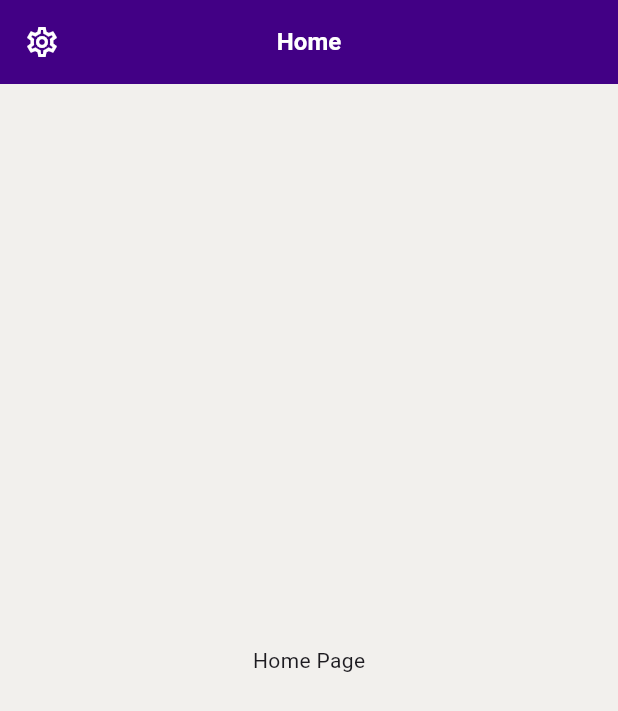
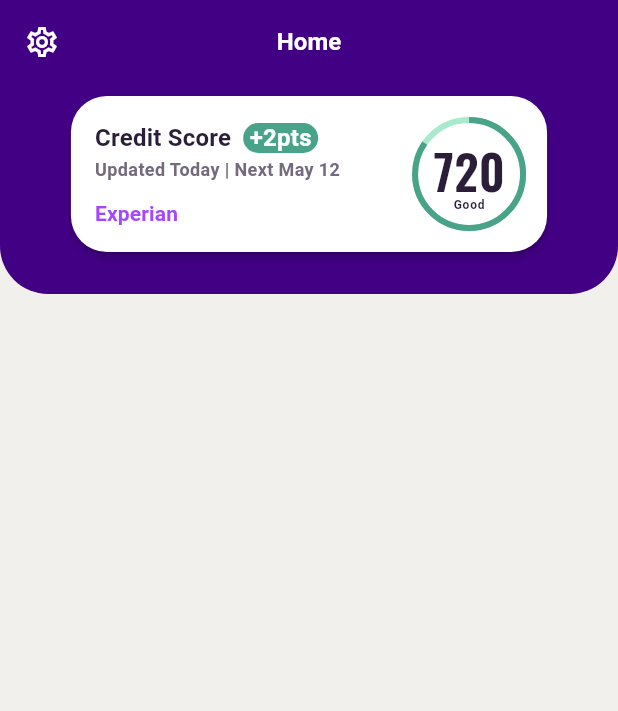
Before and after one commit to aaguil10/ava_take_home, a Flutter app: the screen it shows after launch, on a phone screen of 412 x 824 dp. Shown: the top 711 px of the screen. Run offline on Flutter 3.47's test engine with Material 3 defaults, Android fonts, the phone set to English and light mode, and no system bars; our stand-ins replace flutter_bloc, go_router, google_fonts; Roboto replaces fonts that are missing (Playball).

Commit message:
Created credit score card

```diff
--- a/lib/app_router.dart
+++ b/lib/app_router.dart
@@ -1,9 +1,10 @@
-import 'package:flutter/material.dart';
+import 'package:ava_take_home/features/employment/view/employment_info_page.dart';
+import 'package:ava_take_home/features/feedback/view/feedback_page.dart';
+import 'package:ava_take_home/features/home/cubit/home_cubit.dart';
+import 'package:ava_take_home/features/home/data/mock_home_repository.dart';
+import 'package:ava_take_home/features/home/view/home_screen.dart';
+import 'package:flutter_bloc/flutter_bloc.dart';
 import 'package:go_router/go_router.dart';
-
-import 'features/employment/view/employment_info_page.dart';
-import 'features/feedback/view/feedback_page.dart';
-import 'features/home/view/home_screen.dart';
 
 class AppRouter {
   static final GoRouter router = GoRouter(
@@ -12,7 +13,13 @@ class AppRouter {
       GoRoute(
         path: '/',
         name: 'home',
-        builder: (context, state) => const HomeScreen(),
+        builder: (context, state) {
+          return BlocProvider(
+            create: (_) =>
+                HomeCubit(repository: MockHomeRepository())..loadHomeData(),
+            child: const HomeScreen(),
+          );
+        },
       ),
       GoRoute(
         path: '/employment',
--- a/lib/core/colors.dart
+++ b/lib/core/colors.dart
@@ -1,5 +1,10 @@
 import 'package:flutter/material.dart';
 
 const Color primaryPurple = Color(0xFF420085);
+const Color primaryPurpleLight = Color(0xFFA448FF);
 const Color secondaryGreen = Color(0xFF48A388);
+const Color secondaryGreenLight = Color(0xFFA9EACE);
 const Color creamBackground = Color(0xFFF2F0ED);
+
+const Color textPrimaryDark = Color(0xFF2A1E39);
+const Color textLight = Color(0xFF736B7C);
--- a/lib/core/theme.dart
+++ b/lib/core/theme.dart
@@ -10,7 +10,24 @@ final ColorScheme _myScheme = ColorScheme.fromSeed(seedColor: primaryPurple)
     );
 
 final ThemeData appTheme = ThemeData(
-  textTheme: GoogleFonts.playballTextTheme(), // Closest to 'At Hauss' font
+  textTheme: GoogleFonts.robotoTextTheme().copyWith(
+    titleMedium: GoogleFonts.roboto(
+      fontSize: 16,
+      fontWeight: FontWeight.bold,
+      color: textPrimaryDark,
+    ),
+    bodyMedium: GoogleFonts.roboto(
+      fontSize: 12,
+      fontWeight: FontWeight.bold,
+      color: textLight,
+    ),
+    labelLarge: GoogleFonts.roboto(fontSize: 14, fontWeight: FontWeight.bold),
+    labelSmall: GoogleFonts.roboto(
+      fontSize: 8,
+      fontWeight: FontWeight.bold,
+      color: textPrimaryDark,
+    ),
+  ), // Closest to 'At Hauss' font
   cardTheme: CardThemeData(
     color: Colors.white,
     elevation: 2,
@@ -19,9 +36,9 @@ final ThemeData appTheme = ThemeData(
   colorScheme: _myScheme,
   appBarTheme: AppBarTheme(
     backgroundColor: _myScheme.primary,
-    titleTextStyle: GoogleFonts.playball(
+    titleTextStyle: GoogleFonts.roboto(
       fontSize: 16,
-      fontWeight: FontWeight.w600,
+      fontWeight: FontWeight.bold,
       color: Colors.white,
     ),
   ),
--- a/lib/features/home/view/home_screen.dart
+++ b/lib/features/home/view/home_screen.dart
@@ -1,4 +1,8 @@
+import 'package:ava_take_home/features/home/cubit/home_cubit.dart';
+import 'package:ava_take_home/features/home/cubit/home_state.dart';
+import 'package:ava_take_home/features/home/widgets/credit_score_card.dart';
 import 'package:flutter/material.dart';
+import 'package:flutter_bloc/flutter_bloc.dart';
 import 'package:go_router/go_router.dart';
 
 class HomeScreen extends StatelessWidget {
@@ -17,7 +21,43 @@ class HomeScreen extends StatelessWidget {
           },
         ),
       ),
-      body: Center(child: Text('Home Page')),
+      body: BlocBuilder<HomeCubit, HomeState>(
+        builder: (context, state) {
+          if (state.isLoading) {
+            return const Center(child: CircularProgressIndicator());
+          }
+          return Column(
+            children: [
+              Container(
+                width: double.infinity,
+                decoration: BoxDecoration(
+                  color: Theme.of(context).colorScheme.primary,
+                  borderRadius: BorderRadius.only(
+                    bottomLeft: Radius.circular(32),
+                    bottomRight: Radius.circular(32),
+                  ),
+                ),
+                child: Padding(
+                  padding: EdgeInsets.only(
+                    top: 4,
+                    bottom: 24,
+                    right: 20,
+                    left: 20,
+                  ),
+                  child: CreditScoreCard(
+                    score: state.score.value,
+                    label: state.score.label,
+                    delta: state.score.delta,
+                  ),
+                ),
+              ),
+              Expanded(
+                child: GridView.extent(maxCrossAxisExtent: 300, children: []),
+              ),
+            ],
+          );
+        },
+      ),
     );
   }
 }
--- /dev/null
+++ b/lib/features/home/widgets/credit_score_card.dart
@@ -0,0 +1,185 @@
+import 'package:ava_take_home/core/colors.dart';
+import 'package:flutter/material.dart';
+import 'package:google_fonts/google_fonts.dart';
+
+class CreditScoreCard extends StatefulWidget {
+  final int score;
+  final String label;
+  final int delta;
+
+  const CreditScoreCard({
+    super.key,
+    required this.score,
+    required this.label,
+    required this.delta,
+  });
+
+  @override
+  State<CreditScoreCard> createState() => _CreditScoreCardState();
+}
+
+class _CreditScoreCardState extends State<CreditScoreCard>
+    with SingleTickerProviderStateMixin {
+  late AnimationController _controller;
+  late Animation<double> _animation;
+
+  @override
+  void initState() {
+    super.initState();
+    _controller = AnimationController(
+      duration: const Duration(seconds: 1),
+      vsync: this,
+    );
+    _animation = Tween<double>(
+      begin: 0,
+      end: widget.score.toDouble(),
+    ).animate(CurvedAnimation(parent: _controller, curve: Curves.easeOut));
+    _controller.forward();
+  }
+
+  @override
+  void didUpdateWidget(CreditScoreCard oldWidget) {
+    super.didUpdateWidget(oldWidget);
+    if (oldWidget.score != widget.score) {
+      _animation = Tween<double>(
+        begin: oldWidget.score.toDouble(),
+        end: widget.score.toDouble(),
+      ).animate(CurvedAnimation(parent: _controller, curve: Curves.easeOut));
+      _controller
+        ..reset()
+        ..forward();
+    }
+  }
+
+  @override
+  Widget build(BuildContext context) {
+    return AnimatedBuilder(
+      animation: _animation,
+      builder: (context, child) {
+        return FittedBox(
+          fit: BoxFit.scaleDown,
+          child: Card(
+            child: Padding(
+              padding: EdgeInsets.all(16),
+              child: Row(
+                mainAxisAlignment: MainAxisAlignment.spaceBetween,
+                children: [
+                  SizedBox(
+                    height: 72,
+                    child: Column(
+                      mainAxisAlignment: MainAxisAlignment.spaceBetween,
+                      crossAxisAlignment: CrossAxisAlignment.start,
+                      children: [
+                        Column(
+                          crossAxisAlignment: CrossAxisAlignment.start,
+                          children: [_buildTitle(), _buildSub()],
+                        ),
+                        _buildExperian(),
+                      ],
+                    ),
+                  ),
+                  const SizedBox(width: 50),
+                  _buildCreditCircle(),
+                ],
+              ),
+            ),
+          ),
+        );
+      },
+    );
+  }
+
+  Widget _buildTitle() {
+    return Row(
+      children: [
+        Text("Credit Score", style: Theme.of(context).textTheme.titleMedium),
+        const SizedBox(width: 8),
+        Stack(
+          alignment: Alignment.center,
+          children: [
+            Container(
+              height: 20,
+              width: 50,
+              decoration: BoxDecoration(
+                color: secondaryGreen,
+                borderRadius: BorderRadius.all(Radius.circular(16)),
+              ),
+            ),
+            Text(
+              textAlign: TextAlign.center,
+              "+${widget.delta}pts",
+              style: Theme.of(
+                context,
+              ).textTheme.titleMedium?.copyWith(color: Colors.white),
+            ),
+          ],
+        ),
+      ],
+    );
+  }
+
+  Widget _buildSub() {
+    return Text(
+      'Updated Today | Next May 12',
+      style: Theme.of(context).textTheme.bodyMedium,
+    );
+  }
+
+  Widget _buildExperian() {
+    return Text(
+      'Experian',
+      style: Theme.of(
+        context,
+      ).textTheme.labelLarge?.copyWith(color: primaryPurpleLight),
+    );
+  }
+
+  Widget _buildCreditCircle() {
+    return SizedBox(
+      width: 72,
+      height: 72,
+      child: Stack(
+        alignment: Alignment.center,
+        children: [
+          SizedBox(
+            width: 72,
+            height: 72,
+            child: CircularProgressIndicator(
+              value: _animation.value / 850, // normalize to max score
+              strokeWidth: 4,
+              backgroundColor: secondaryGreenLight,
+              valueColor: AlwaysStoppedAnimation<Color>(
+                Theme.of(context).colorScheme.secondary,
+              ),
+            ),
+          ),
+          Column(
+            mainAxisAlignment: MainAxisAlignment.center,
+            children: [
+              SizedBox(
+                height: 40,
+                child: Text(
+                  _animation.value.toInt().toString(),
+                  // Closest font I could find to "At Slam Cnd"
+                  style: GoogleFonts.oswald(
+                    textStyle: Theme.of(context).textTheme.titleMedium,
+                    fontSize: 32, // optional override
+                    fontWeight: FontWeight.w600,
+                  ),
+                ),
+              ),
+              const SizedBox(height: 0),
+              Text(widget.label, style: Theme.of(context).textTheme.labelSmall),
+            ],
+          ),
+        ],
+      ),
+    );
+  }
+
+  @override
+  void dispose() {
+    _controller.dispose();
+    super.dispose();
+  }
+}
```
